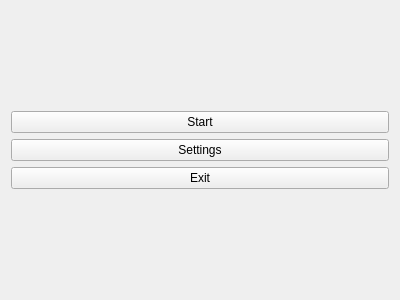
The window that src/menupage.ui (Chepik/SpaceInvaders) describes before a commit, drawn with Qt 5.
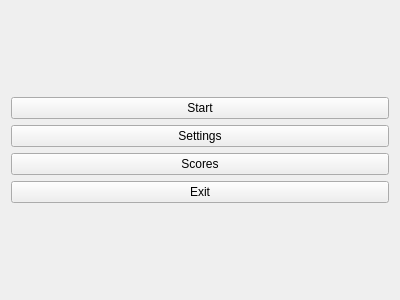
The same window after the commit.

Commit message: add scores page

Patch:
```diff
--- a/src/menupage.ui
+++ b/src/menupage.ui
@@ -33,6 +33,13 @@
        </property>
       </widget>
      </item>
+     <item>
+      <widget class="QPushButton" name="scoresButton">
+       <property name="text">
+        <string>Scores</string>
+       </property>
+      </widget>
+     </item>
      <item>
       <widget class="QPushButton" name="exitButton">
        <property name="text">
```
The commit also changes 7 other files.
